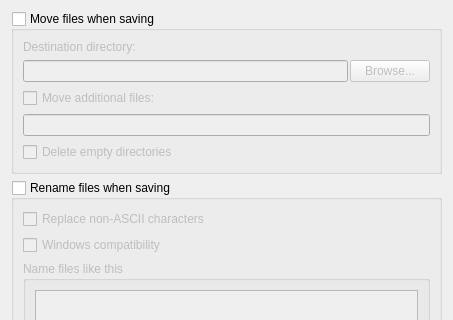
The window that ui/options_renaming.ui (metabrainz/picard) describes before a commit, drawn with Qt 5; both pictures show x 0 to 453 and y 0 to 320 of the 453 by 506 pixel window.
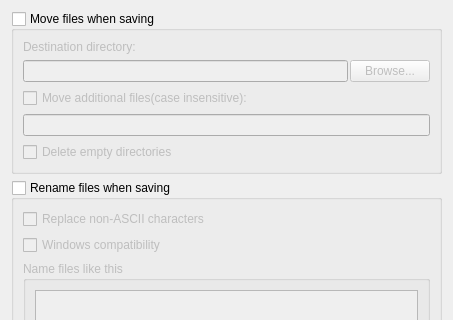
The same window after the commit.

Commit message: Change the ui label to reflect case insensitivity

```diff
--- a/ui/options_renaming.ui
+++ b/ui/options_renaming.ui
@@ -72,7 +72,7 @@
          <bool>false</bool>
         </property>
         <property name="text">
-         <string>Move additional files:</string>
+         <string>Move additional files(case insensitive):</string>
         </property>
        </widget>
       </item>
```
The commit also changes 1 other file.
